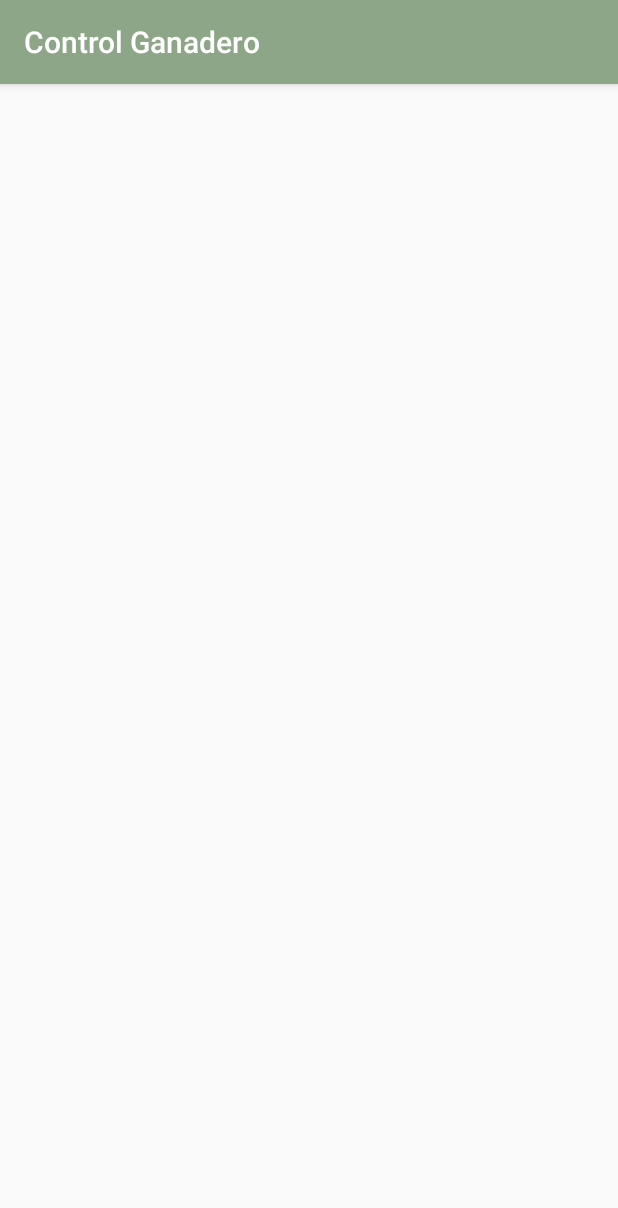
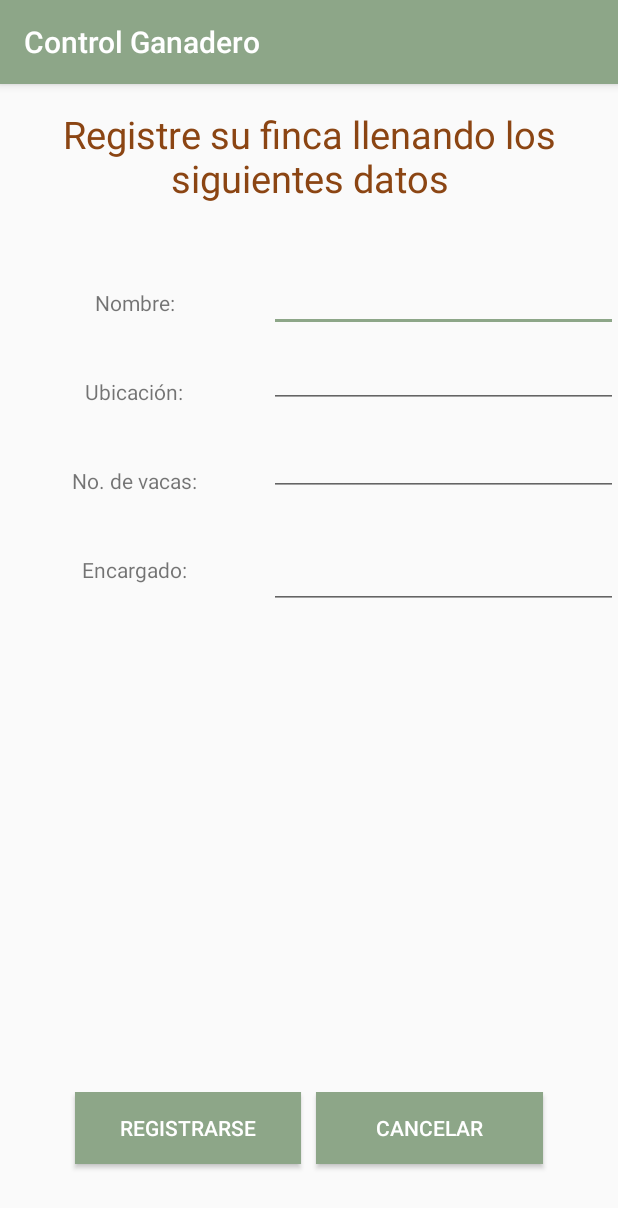
Before and after one commit to juanesteban1403/ControlGanadero, an Android app: the RegistroFincasActivity screen opened directly, with no data from a screen before it, on a phone screen of 412 x 824 dp. Shown: the top 1208 px of the screen. Run offline under Robolectric (Android 15) with nearby library versions, the phone set to English and light mode, and no system bars.

```diff
--- a/app/src/main/res/layout/activity_registro_fincas.xml
+++ b/app/src/main/res/layout/activity_registro_fincas.xml
@@ -1,9 +1,137 @@
 <?xml version="1.0" encoding="utf-8"?>
-<android.support.constraint.ConstraintLayout xmlns:android="http://schemas.android.com/apk/res/android"
+<LinearLayout xmlns:android="http://schemas.android.com/apk/res/android"
     xmlns:app="http://schemas.android.com/apk/res-auto"
     xmlns:tools="http://schemas.android.com/tools"
     android:layout_width="match_parent"
+    android:orientation="vertical"
     android:layout_height="match_parent"
     tools:context="com.proyecto.afinal.controlganadero.RegistroFincasActivity">
+<LinearLayout
+    android:layout_width="match_parent"
+    android:layout_height="0dp"
+    android:layout_weight="1">
+    <TextView
+        android:layout_width="match_parent"
+        android:layout_height="match_parent"
+        android:text="@string/TituloNuevaFinca"
+        android:gravity="center"
+        android:textSize="25dp"
+        android:textColor="@color/saddlebrown"
+        />
+</LinearLayout>
+    <LinearLayout
+        android:layout_width="match_parent"
+        android:layout_height="0dp"
+        android:layout_weight="4">
+        <LinearLayout
+            android:layout_width="0dp"
+            android:layout_height="match_parent"
+            android:layout_weight="0.7"
+            android:orientation="vertical">
+            <TextView
+                android:layout_width="match_parent"
+                android:layout_height="wrap_content"
+                android:layout_marginTop="40dp"
+                android:layout_marginLeft="10dp"
+                android:text="Nombre:"
+                android:gravity="center"
 
-</android.support.constraint.ConstraintLayout>
+                />
+            <TextView
+                android:layout_width="match_parent"
+                android:layout_height="wrap_content"
+                android:layout_marginTop="40dp"
+                android:layout_marginLeft="10dp"
+                android:text="Ubicación:"
+                android:gravity="center"
+                />
+            <TextView
+                android:layout_width="match_parent"
+                android:layout_height="wrap_content"
+                android:layout_marginTop="40dp"
+                android:layout_marginLeft="10dp"
+                android:text="No. de vacas:"
+                android:gravity="center"
+                />
+            <TextView
+                android:layout_width="match_parent"
+                android:layout_height="wrap_content"
+                android:layout_marginTop="40dp"
+                android:layout_marginLeft="10dp"
+                android:text="Encargado:"
+                android:gravity="center"
+                />
+
+        </LinearLayout>
+        <LinearLayout
+            android:layout_width="0dp"
+            android:layout_height="match_parent"
+            android:layout_weight="1"
+            android:orientation="vertical">
+            <EditText
+                android:layout_width="match_parent"
+                android:layout_height="wrap_content"
+                android:layout_marginTop="24dp"
+                android:layout_marginLeft="10dp"
+                android:gravity="center"
+                android:id="@+id/tpUsuario"
+                />
+            <EditText
+                android:layout_width="match_parent"
+                android:layout_height="wrap_content"
+                android:layout_marginTop="5dp"
+                android:layout_marginLeft="10dp"
+                android:gravity="center"
+                android:id="@+id/tpEmail"
+                />
+            <EditText
+                android:layout_width="match_parent"
+                android:layout_height="wrap_content"
+                android:layout_marginTop="13dp"
+                android:layout_marginLeft="10dp"
+                android:gravity="center"
+                android:id="@+id/Nofincas"
+                />
+            <EditText
+                android:layout_width="match_parent"
+                android:layout_height="wrap_content"
+                android:layout_marginTop="30dp"
+                android:layout_marginLeft="10dp"
+                android:gravity="center"
+                android:id="@+id/tpLeche"
+                />
+
+        </LinearLayout>
+
+    </LinearLayout>
+    <LinearLayout
+        android:layout_width="match_parent"
+        android:layout_height="0dp"
+        android:layout_weight="2"></LinearLayout>
+    <LinearLayout
+        android:layout_width="match_parent"
+        android:layout_height="0dp"
+        android:layout_weight="1"
+        android:orientation="horizontal">
+
+        <Button
+            android:layout_width="0dp"
+            android:layout_height="wrap_content"
+            android:layout_weight="1"
+            android:layout_marginLeft="50dp"
+            android:layout_marginRight="10dp"
+            android:background="@color/proyecto"
+            android:textColor="@color/white"
+            android:text="@string/registrarse"
+            android:id="@+id/bRregistro"/>
+        <Button
+            android:layout_width="0dp"
+            android:layout_height="wrap_content"
+            android:layout_weight="1"
+            android:layout_marginRight="50dp"
+            android:background="@color/proyecto"
+            android:textColor="@color/white"
+            android:text="@string/calcelar"
+            android:id="@+id/bRcancelar"/>
+    </LinearLayout>
+</LinearLayout>
--- a/app/src/main/res/values/strings.xml
+++ b/app/src/main/res/values/strings.xml
@@ -19,4 +19,5 @@
     <string name="title_activity_perfil">PerfilActivity</string>
     <string name="title_activity_fincas">FincasActivity</string>
     <string name="facebook_app_id">609088145967360</string>
+    <string name="TituloNuevaFinca">Registre su finca llenando los siguientes datos</string>
 </resources>
```
